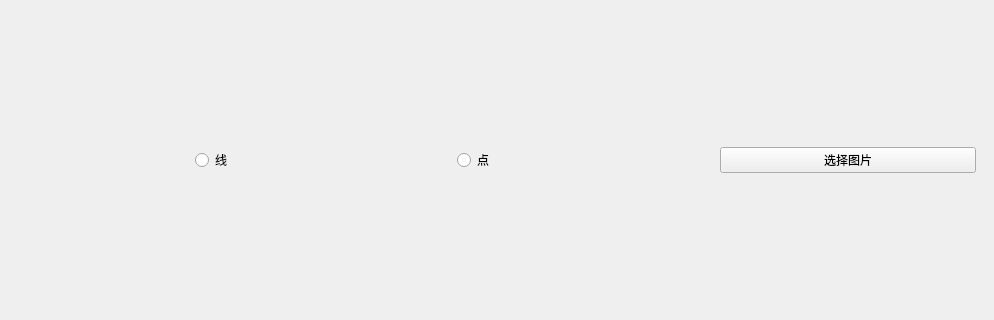
Above: PictureFrameDemo/mainwindow.ui from BAOfanTing/CPP_Study before the change; both pictures show x 86 to 1080 and y 189 to 509 of the 1080 by 720 pixel window. Below: the same form after it.
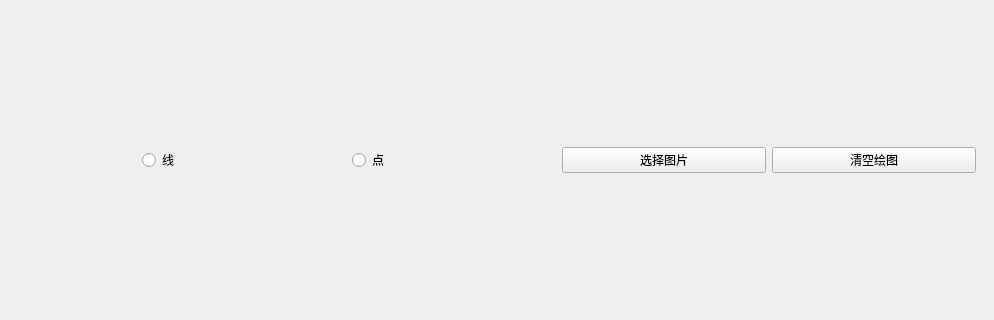
That is the form after the change.

```diff
--- a/PictureFrameDemo/mainwindow.ui
+++ b/PictureFrameDemo/mainwindow.ui
@@ -52,6 +52,13 @@
          </property>
         </widget>
        </item>
+       <item>
+        <widget class="QPushButton" name="btn_Clear">
+         <property name="text">
+          <string>清空绘图</string>
+         </property>
+        </widget>
+       </item>
       </layout>
      </widget>
     </item>
```
